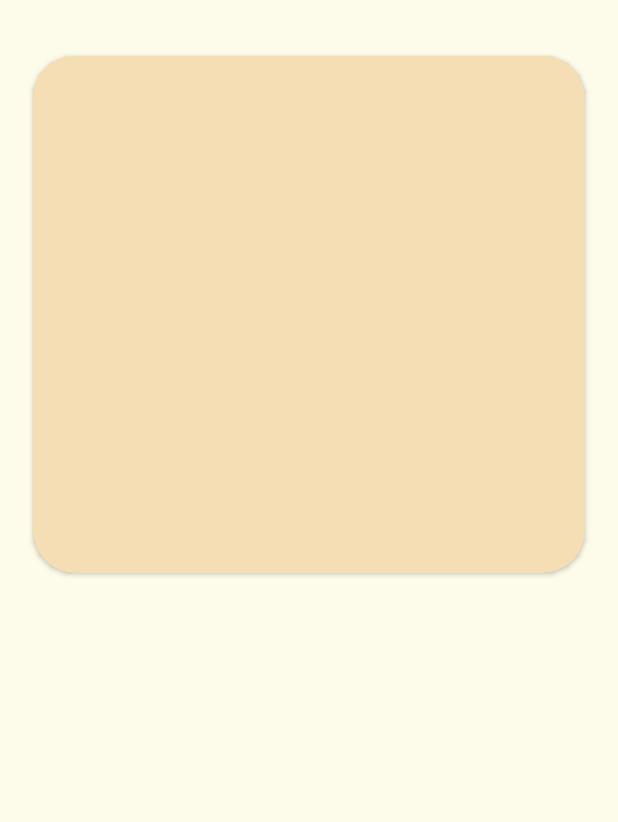
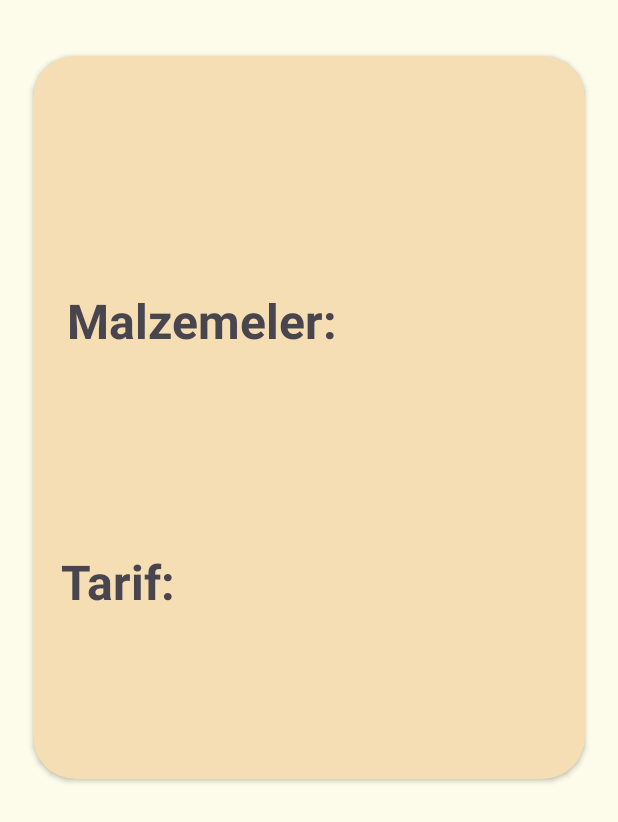
Before and after one commit to FurkanYagli/Tarif-Defterim, an Android app: the fragment TarifDetayFragment placed in its activity, on a phone screen of 412 x 824 dp. Shown: the top 822 px of the screen. Run offline under Robolectric (Android 15) with nearby library versions, the phone set to English and light mode, and no system bars; our stand-ins replace Dagger/Hilt's generated code, data binding; 5 statements that could not run were skipped.

Commit message:
TarifDefterim

```diff
--- a/app/src/main/java/com/example/tarifdefterim/data/datasource/KullanicilarDataSource.kt
+++ b/app/src/main/java/com/example/tarifdefterim/data/datasource/KullanicilarDataSource.kt
@@ -22,9 +22,9 @@ class KullanicilarDataSource(var collectionKullanicilar:CollectionReference) {
                 for (d in value.documents){
                     val kullanici = d.toObject(Kullanicilar::class.java)
                     if (kullanici != null){
-                        if (kullanici.kullanici_mail!!.lowercase().contains(mail.lowercase()) /*&& kullanici.kullanici_sifre!!.contains(sifre)*/)
+                        if (kullanici.kullanici_mail!!.lowercase().contains(mail.lowercase()) && kullanici.kullanici_sifre!!.contains(sifre))
                             if (kullanici.kullanici_sifre!!.contains(sifre)){
-                                //kullanici.kullanici_id = d.id
+                                kullanici.kullanici_id = d.id
                                 liste.add(kullanici)
                             }
                     }
--- a/app/src/main/java/com/example/tarifdefterim/data/repo/YemeklerRepository.kt
+++ b/app/src/main/java/com/example/tarifdefterim/data/repo/YemeklerRepository.kt
@@ -17,5 +17,5 @@ class YemeklerRepository(var yds:YemeklerDataSource, var kds:KategorilerDataSour
 
     fun ara(aramaKelimesi: String):MutableLiveData<List<Yemekler>> = yds.ara(aramaKelimesi)
 
-    fun kategoriGetir(kategoriId: String):MutableLiveData<List<Yemekler>> = yds.kategoriyeGoreYemekleriYukle(kategoriId)
+    fun kategoriGetir(kategoriId: String)/*:MutableLiveData<List<Yemekler>>*/ = yds.kategoriyeGoreYemekleriYukle(kategoriId)
 }
--- a/app/src/main/java/com/example/tarifdefterim/di/AppModule.kt
+++ b/app/src/main/java/com/example/tarifdefterim/di/AppModule.kt
@@ -46,7 +46,6 @@ class AppModule {
     @Provides
     @Singleton
     fun provideCollectionReference() : CollectionReference {
-        return Firebase.firestore.collection("Kullancilar")
-        return Firebase.firestore.collection("Yemekler")
+        return Firebase.firestore.collection("yemekler")
     }
 }
--- a/app/src/main/java/com/example/tarifdefterim/ui/adapter/KategoriAdapter.kt
+++ b/app/src/main/java/com/example/tarifdefterim/ui/adapter/KategoriAdapter.kt
@@ -33,8 +33,8 @@ class KategoriAdapter(var mContext: Context, var kategoriler:List<Kategoriler>)
         t.txtKategoriAd.text = "${kategori.kategori_ad}"
 
         t.cardViewKategori.setOnClickListener {
-            val gecis = MainFragmentDirections.mainKategoriDetaya(kategori)
-            Navigation.gecisYap(it,gecis)
+           // val gecis = MainFragmentDirections.mainKategoriDetaya(kategori)
+            //Navigation.gecisYap(it,gecis)
         }
 
     }
--- a/app/src/main/java/com/example/tarifdefterim/ui/adapter/KategoriDetayAdapter.kt
+++ b/app/src/main/java/com/example/tarifdefterim/ui/adapter/KategoriDetayAdapter.kt
@@ -9,7 +9,7 @@ import com.example.tarifdefterim.data.entity.Yemekler
 import com.example.tarifdefterim.databinding.CardTasarimBinding
 import com.example.tarifdefterim.ui.fragment.MainFragmentDirections
 import com.example.tarifdefterim.util.gecisYap
-
+/*
 class KategoriDetayAdapter(var mContext: Context, var yemeklerListesi:List<Yemekler>)
     : RecyclerView.Adapter<KategoriDetayAdapter.CardTasarimTutucu>() {
 
@@ -38,4 +38,4 @@ class KategoriDetayAdapter(var mContext: Context, var yemeklerListesi:List<Yemek
     override fun getItemCount(): Int {
         return yemeklerListesi.size
     }
-}
+}*/
--- a/app/src/main/java/com/example/tarifdefterim/ui/fragment/KategoriDetayFragment.kt
+++ b/app/src/main/java/com/example/tarifdefterim/ui/fragment/KategoriDetayFragment.kt
@@ -12,7 +12,7 @@ import com.example.tarifdefterim.R
 import com.example.tarifdefterim.data.entity.Yemekler
 import com.example.tarifdefterim.databinding.FragmentKategoriDetayBinding
 import com.example.tarifdefterim.databinding.FragmentMainBinding
-import com.example.tarifdefterim.ui.adapter.KategoriDetayAdapter
+//import com.example.tarifdefterim.ui.adapter.KategoriDetayAdapter
 import com.example.tarifdefterim.ui.adapter.YemeklerAdapter
 import com.example.tarifdefterim.ui.viewmodel.AnasayfaViewModel
 import com.example.tarifdefterim.ui.viewmodel.GirisViewModel
--- a/app/src/main/java/com/example/tarifdefterim/ui/viewmodel/KategoriDetayViewModel.kt
+++ b/app/src/main/java/com/example/tarifdefterim/ui/viewmodel/KategoriDetayViewModel.kt
@@ -15,6 +15,6 @@ class KategoriDetayViewModel@Inject constructor(var yrepo: YemeklerRepository) :
     }*/
 
     fun KategoriGetir(kategoriId:String){
-        yemeklerlistesi = yrepo.kategoriGetir(kategoriId)
+        yemeklerlistesi = yrepo.yemekleriYukle()
     }
 }
--- a/app/src/main/res/layout/detay_tasarim.xml
+++ b/app/src/main/res/layout/detay_tasarim.xml
@@ -34,7 +34,7 @@
                 app:layout_constraintTop_toTopOf="parent" />
 
             <TextView
-                android:id="@+id/textTarif"
+                android:id="@+id/textMalzemeler"
                 android:layout_width="wrap_content"
                 android:layout_height="wrap_content"
                 android:layout_marginTop="42dp"
@@ -49,7 +49,7 @@
                 app:layout_constraintTop_toBottomOf="@+id/textAd" />
 
             <TextView
-                android:id="@+id/textMalzemeler"
+                android:id="@+id/textTarif"
                 android:layout_width="wrap_content"
                 android:layout_height="wrap_content"
                 android:layout_marginTop="42dp"
@@ -61,7 +61,7 @@
                 app:layout_constraintEnd_toEndOf="parent"
                 app:layout_constraintHorizontal_bias="0.5"
                 app:layout_constraintStart_toStartOf="parent"
-                app:layout_constraintTop_toBottomOf="@+id/textTarif" />
+                app:layout_constraintTop_toBottomOf="@+id/textMalzemeler" />
         </androidx.constraintlayout.widget.ConstraintLayout>
     </androidx.cardview.widget.CardView>
 </LinearLayout>
--- a/app/src/main/res/layout/fragment_kategori_detay.xml
+++ b/app/src/main/res/layout/fragment_kategori_detay.xml
@@ -9,7 +9,7 @@
             type="com.example.tarifdefterim.data.entity.Yemekler" />
         <variable
             name="kategoriDetayAdapter"
-            type="com.example.tarifdefterim.ui.adapter.KategoriDetayAdapter" />
+            type="com.example.tarifdefterim.ui.adapter.KategoriAdapter" />
         <variable
             name="anasayfaFragment"
             type="com.example.tarifdefterim.ui.fragment.MainFragment" />
--- a/app/src/main/res/layout/fragment_tarif_detay.xml
+++ b/app/src/main/res/layout/fragment_tarif_detay.xml
@@ -63,6 +63,22 @@
                                 android:padding="5dp">
 
                                 <TextView
+                                    android:id="@+id/textTarifText"
+                                    android:layout_width="wrap_content"
+                                    android:layout_height="wrap_content"
+                                    android:layout_marginStart="8dp"
+                                    android:layout_marginTop="56dp"
+                                    android:padding="2dp"
+                                    android:text="Tarif:"
+                                    android:textAlignment="center"
+                                    android:textSize="32sp"
+                                    android:textStyle="bold"
+                                    app:layout_constraintEnd_toEndOf="parent"
+                                    app:layout_constraintHorizontal_bias="0.012"
+                                    app:layout_constraintStart_toStartOf="parent"
+                                    app:layout_constraintTop_toBottomOf="@+id/textMalzemeler" />
+
+                                <TextView
                                     android:id="@+id/textAd"
                                     android:layout_width="wrap_content"
                                     android:layout_height="wrap_content"
@@ -77,36 +93,53 @@
                                     app:layout_constraintTop_toTopOf="parent" />
 
                                 <TextView
+                                    android:id="@+id/textMalzemeler"
+                                    android:layout_width="wrap_content"
+                                    android:layout_height="wrap_content"
+                                    android:layout_marginTop="3dp"
+                                    android:padding="12dp"
+                                    android:text="@{yemekNesnesi.yemek_malzemeler}"
+                                    android:textAlignment="center"
+                                    android:textSize="32sp"
+                                    android:textStyle="bold"
+                                    app:layout_constraintEnd_toEndOf="parent"
+                                    app:layout_constraintHorizontal_bias="0.498"
+                                    app:layout_constraintStart_toStartOf="parent"
+                                    app:layout_constraintTop_toBottomOf="@+id/textMalzemelerText" />
+
+                                <TextView
                                     android:id="@+id/textTarif"
                                     android:layout_width="wrap_content"
                                     android:layout_height="wrap_content"
-                                    android:layout_marginTop="42dp"
+                                    android:layout_marginTop="3dp"
+                                    android:layout_marginBottom="32dp"
                                     android:padding="12dp"
                                     android:text="@{yemekNesnesi.yemek_tarif}"
                                     android:textAlignment="center"
                                     android:textSize="32sp"
                                     android:textStyle="bold"
+                                    app:layout_constraintBottom_toBottomOf="parent"
                                     app:layout_constraintEnd_toEndOf="parent"
-                                    app:layout_constraintHorizontal_bias="0.5"
+                                    app:layout_constraintHorizontal_bias="0.498"
+                                    app:layout_constraintStart_toStartOf="parent"
+                                    app:layout_constraintTop_toBottomOf="@+id/textTarifText" />
+
+                                <TextView
+                                    android:id="@+id/textMalzemelerText"
+                                    android:layout_width="wrap_content"
+                                    android:layout_height="wrap_content"
+                                    android:layout_marginStart="8dp"
+                                    android:layout_marginTop="56dp"
+                                    android:padding="2dp"
+                                    android:text="Malzemeler:"
+                                    android:textAlignment="center"
+                                    android:textSize="32sp"
+                                    android:textStyle="bold"
+                                    app:layout_constraintEnd_toEndOf="parent"
+                                    app:layout_constraintHorizontal_bias="0.042"
                                     app:layout_constraintStart_toStartOf="parent"
                                     app:layout_constraintTop_toBottomOf="@+id/textAd" />
 
-                                <TextView
-                                    android:id="@+id/textMalzemeler"
-                                    android:layout_width="wrap_content"
-                                    android:layout_height="wrap_content"
-                                    android:layout_marginTop="42dp"
-                                    android:layout_marginBottom="24dp"
-                                    android:padding="12dp"
-                                    android:text="@{yemekNesnesi.yemek_malzemeler}"
-                                    android:textAlignment="center"
-                                    android:textSize="32sp"
-                                    android:textStyle="bold"
-                                    app:layout_constraintBottom_toBottomOf="parent"
-                                    app:layout_constraintEnd_toEndOf="parent"
-                                    app:layout_constraintHorizontal_bias="0.5"
-                                    app:layout_constraintStart_toStartOf="parent"
-                                    app:layout_constraintTop_toBottomOf="@+id/textTarif" />
                             </androidx.constraintlayout.widget.ConstraintLayout>
                         </LinearLayout>
                     </ScrollView>
```
Also changed, not shown: app/src/main/java/com/example/tarifdefterim/data/datasource/YemeklerDataSource.kt (+6 -7 lines), app/src/main/java/com/example/tarifdefterim/ui/adapter/YemeklerAdapter.kt (+19 -5 lines), app/src/main/java/com/example/tarifdefterim/ui/fragment/LoginFragment.kt (+9 -7 lines), app/src/main/java/com/example/tarifdefterim/ui/fragment/MainFragment.kt (+4 -4 lines), app/src/main/res/layout/card_tasarim.xml (+13 -3 lines).
